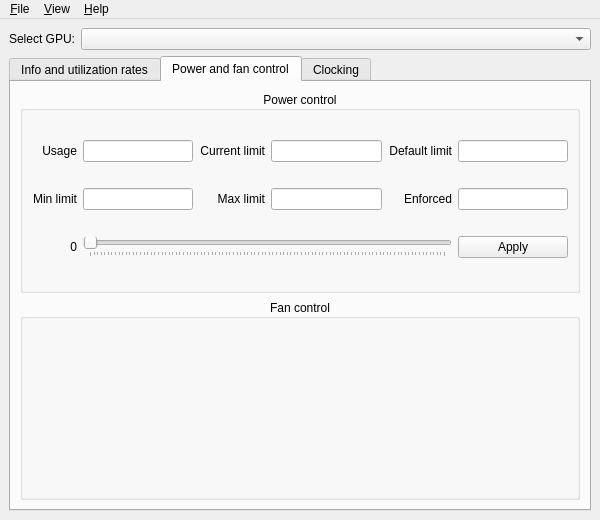
Before: the Qt Designer form ui/mainwindow.ui in AlexandrAlexeev7119/NvCtrl-linux, drawn with Qt 5.
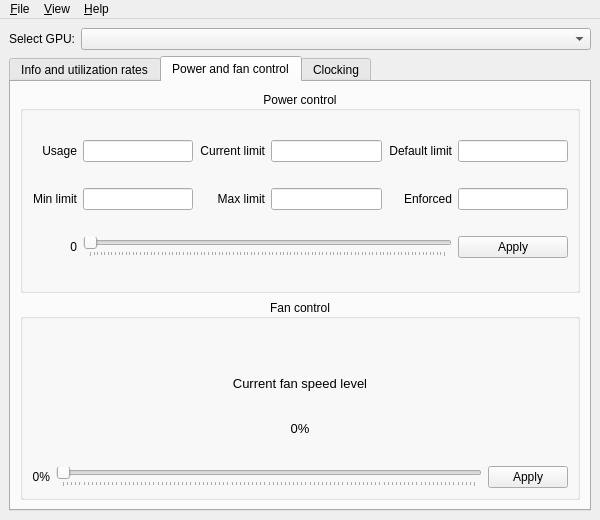
After: the same form once the commit is applied. The open tabs and pages were chosen to show the change. Icons and pictures are not drawn.

Commit message: added basic fan control

What changed in the file:
```diff
--- a/ui/mainwindow.ui
+++ b/ui/mainwindow.ui
@@ -327,6 +327,72 @@
           <property name="alignment">
            <set>Qt::AlignCenter</set>
           </property>
+          <layout class="QGridLayout" name="gridLayout_6">
+           <item row="2" column="0">
+            <widget class="QLabel" name="label_set_fan_speed_slider_indicator">
+             <property name="text">
+              <string>0%</string>
+             </property>
+             <property name="alignment">
+              <set>Qt::AlignRight|Qt::AlignTrailing|Qt::AlignVCenter</set>
+             </property>
+            </widget>
+           </item>
+           <item row="2" column="2">
+            <widget class="QPushButton" name="pushButton_apply_fan_speed">
+             <property name="text">
+              <string>Apply</string>
+             </property>
+            </widget>
+           </item>
+           <item row="0" column="0" colspan="3">
+            <widget class="QLabel" name="label_current_fan_speed_level">
+             <property name="font">
+              <font>
+               <pointsize>10</pointsize>
+               <bold>false</bold>
+              </font>
+             </property>
+             <property name="text">
+              <string>Current fan speed level</string>
+             </property>
+             <property name="alignment">
+              <set>Qt::AlignBottom|Qt::AlignHCenter</set>
+             </property>
+            </widget>
+           </item>
+           <item row="2" column="1">
+            <widget class="QSlider" name="horizontalSlider_set_fan_speed">
+             <property name="maximum">
+              <number>100</number>
+             </property>
+             <property name="pageStep">
+              <number>5</number>
+             </property>
+             <property name="orientation">
+              <enum>Qt::Horizontal</enum>
+             </property>
+             <property name="tickPosition">
+              <enum>QSlider::TicksBelow</enum>
+             </property>
+            </widget>
+           </item>
+           <item row="1" column="0" colspan="3">
+            <widget class="QLabel" name="label_current_fan_speed">
+             <property name="font">
+              <font>
+               <pointsize>10</pointsize>
+              </font>
+             </property>
+             <property name="text">
+              <string>0%</string>
+             </property>
+             <property name="alignment">
+              <set>Qt::AlignCenter</set>
+             </property>
+            </widget>
+           </item>
+          </layout>
          </widget>
         </item>
         <item row="1" column="0">
```
Left out of the diff: 2 changed lines with no effect on the pictures.
